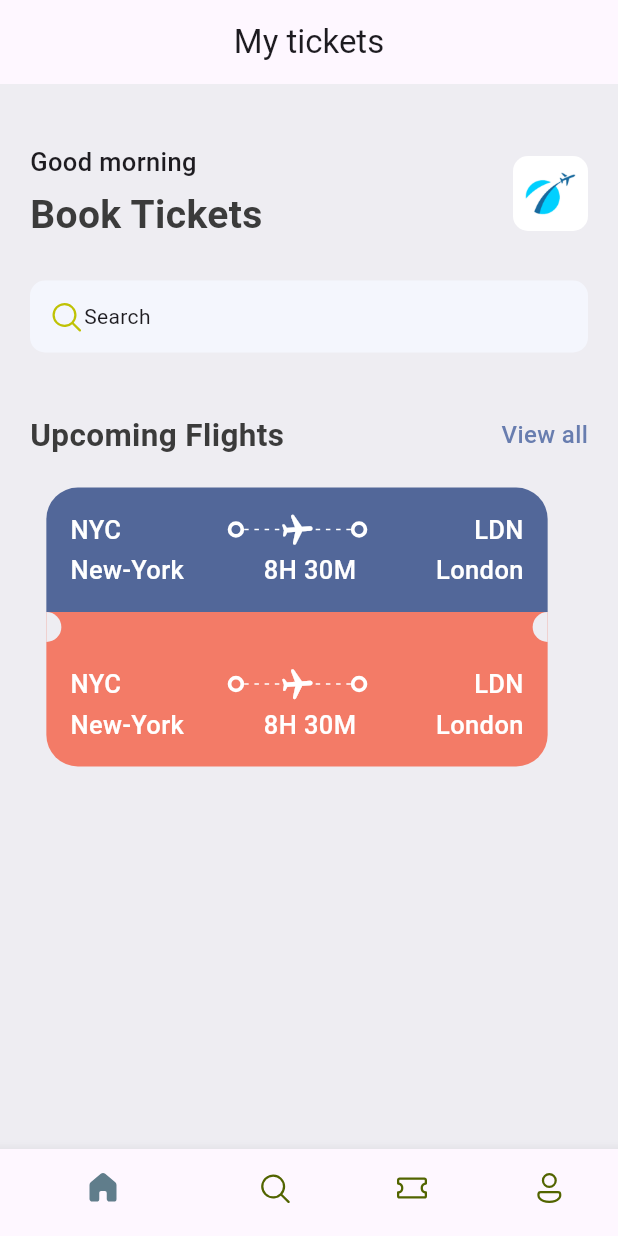
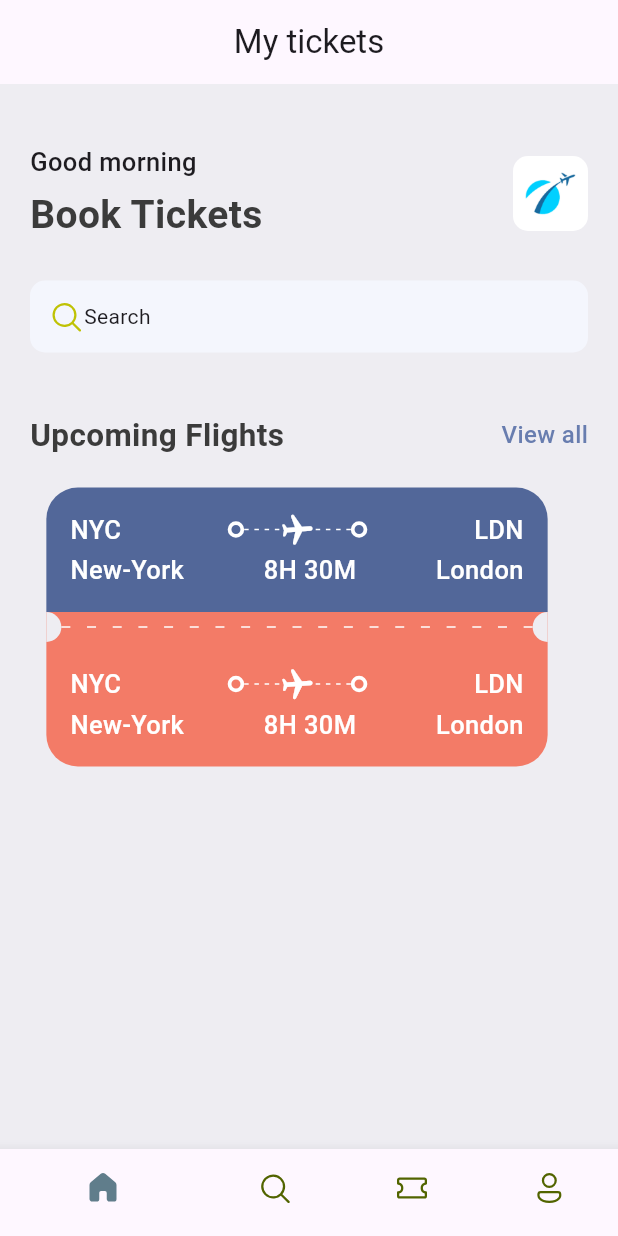
Before and after one commit to StandOut-0/Study-TicketApp, a Flutter app: the screen it shows after launch, on a phone screen of 412 x 824 dp. Run offline on Flutter 3.47's test engine with Material 3 defaults, Android fonts, the phone set to English and light mode, and no system bars; our stand-ins replace fluentui_icons.

Commit message:
ticket 가운데 점선 선 만들기

```diff
--- a/lib/base/widgets/app_layoutBuilder_widget.dart
+++ b/lib/base/widgets/app_layoutBuilder_widget.dart
@@ -3,8 +3,8 @@ import 'package:flutter/material.dart';
 
 class AppLayoutBuilderWidget extends StatelessWidget {
   final int randomDivider;
-
-  const AppLayoutBuilderWidget({super.key, required this.randomDivider});
+  final double width;
+  const AppLayoutBuilderWidget({super.key, required this.randomDivider, this.width =3});
 
   @override
   Widget build(BuildContext context) {
@@ -17,7 +17,7 @@ class AppLayoutBuilderWidget extends StatelessWidget {
             children: List.generate(
                 (constraints.constrainWidth() / randomDivider).floor(),
                     (index) => SizedBox(
-                      width: 3, height: 1,child: DecoratedBox(
+                      width: width, height: 1,child: const DecoratedBox(
                       decoration: BoxDecoration(
                         color: Colors.white
                       ),
--- a/lib/base/widgets/ticket_view.dart
+++ b/lib/base/widgets/ticket_view.dart
@@ -78,11 +78,11 @@ class TicketView extends StatelessWidget {
             Container(
               height: 20,
               color: AppStyles.ticketOrange,
-              child: Row(
+              child: const Row(
                 children: [
-                  const BigCircle(isRight: false),
-                  Expanded(child: Container()),
-                  const BigCircle(isRight: true)
+                  BigCircle(isRight: false),
+                  Expanded(child: AppLayoutBuilderWidget(randomDivider: 16, width: 6,)),
+                  BigCircle(isRight: true)
                 ],
               )
             ),
```
